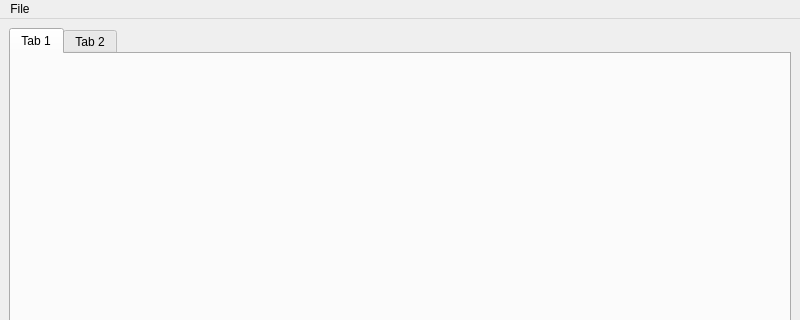
Before: the Qt Designer form MainWindow.ui in Wabelbit/PZModManager, drawn with Qt 5; both pictures show x 0 to 800 and y 0 to 320 of the 800 by 600 pixel window.
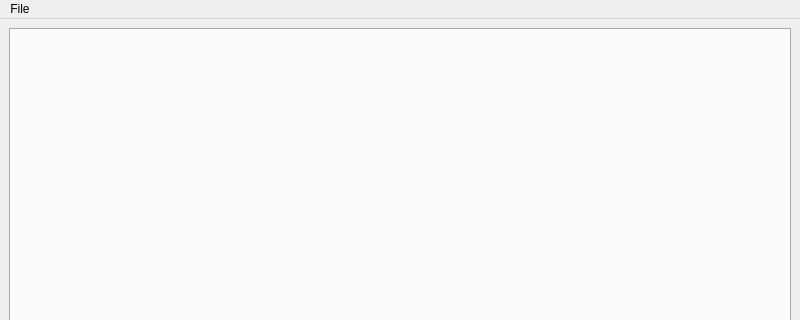
After: the same form once the commit is applied.

Commit message: Rough draft of the UI

What changed in the file:
```diff
--- a/MainWindow.ui
+++ b/MainWindow.ui
@@ -20,16 +20,6 @@
       <property name="currentIndex">
        <number>0</number>
       </property>
-      <widget class="QWidget" name="tab">
-       <attribute name="title">
-        <string>Tab 1</string>
-       </attribute>
-      </widget>
-      <widget class="QWidget" name="tab_2">
-       <attribute name="title">
-        <string>Tab 2</string>
-       </attribute>
-      </widget>
      </widget>
     </item>
    </layout>
```
Left out of the diff: 5 changed lines with no effect on the pictures. The commit also changes 6 other files.
